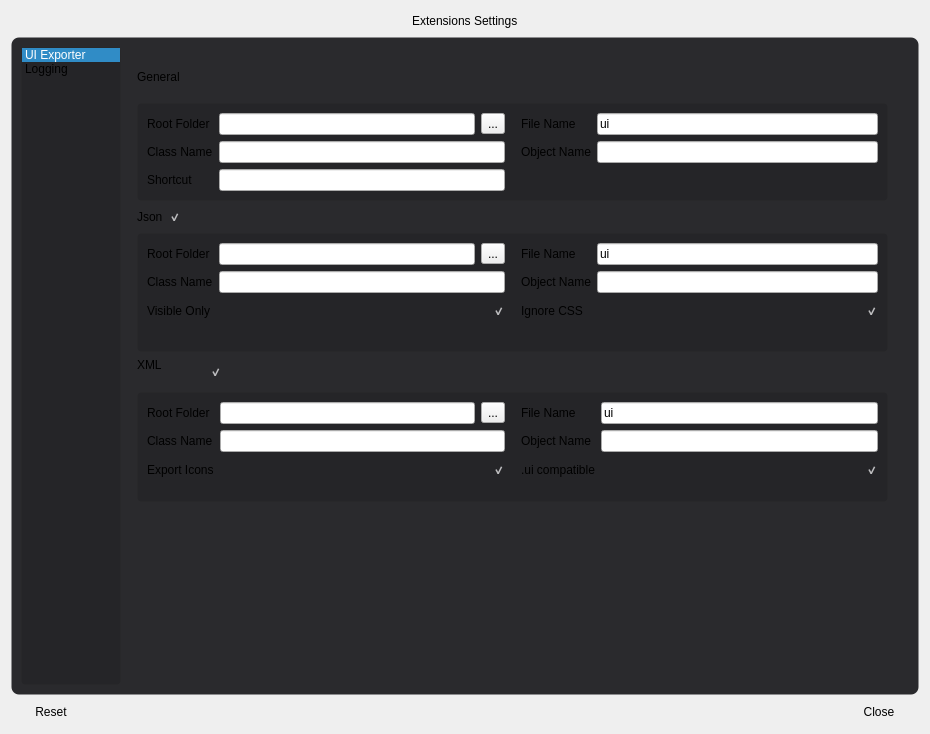
e-e-m-i-l-e-e/Chrysalis, file core/ui/ExtensionsSettings.ui: the form before one commit.
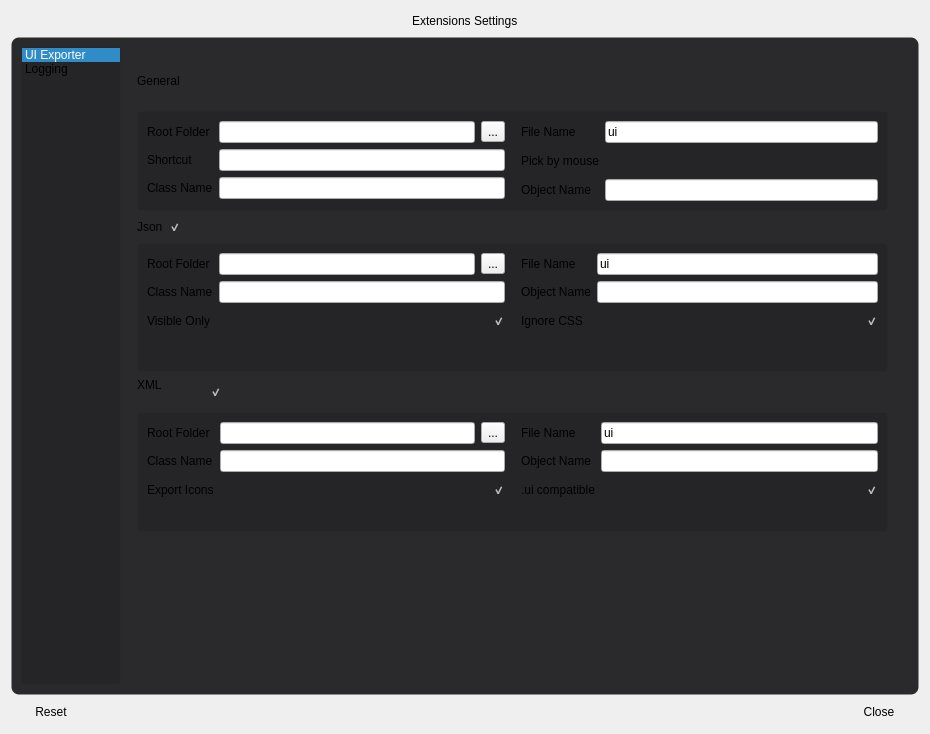
The form after the commit. Icons and pictures are not drawn. Custom widgets are drawn as their Qt base class.

Patch:
```diff
--- a/core/ui/ExtensionsSettings.ui
+++ b/core/ui/ExtensionsSettings.ui
@@ -196,7 +196,7 @@
               <x>10</x>
               <y>10</y>
               <width>751</width>
-              <height>445</height>
+              <height>475</height>
              </rect>
             </property>
             <layout class="QVBoxLayout" name="verticalLayout">
@@ -263,25 +263,25 @@
                       </item>
                      </layout>
                     </item>
-                    <item row="1" column="0">
-                     <widget class="QLabel" name="label_4">
-                      <property name="text">
-                       <string>Class Name</string>
-                      </property>
-                     </widget>
-                    </item>
                     <item row="1" column="1">
-                     <widget class="QLineEdit" name="generalClassName"/>
+                     <widget class="QLineEdit" name="shortcut"/>
                     </item>
-                    <item row="2" column="0">
+                    <item row="1" column="0">
                      <widget class="QLabel" name="label_22">
                       <property name="text">
                        <string>Shortcut</string>
                       </property>
                      </widget>
                     </item>
+                    <item row="2" column="0">
+                     <widget class="QLabel" name="label_4">
+                      <property name="text">
+                       <string>Class Name</string>
+                      </property>
+                     </widget>
+                    </item>
                     <item row="2" column="1">
-                     <widget class="QLineEdit" name="shortcut"/>
+                     <widget class="QLineEdit" name="generalClassName"/>
                     </item>
                    </layout>
                   </item>
@@ -317,16 +317,45 @@
                       </property>
                      </widget>
                     </item>
-                    <item row="1" column="0">
+                    <item row="2" column="0">
                      <widget class="QLabel" name="label_5">
                       <property name="text">
                        <string>Object Name</string>
                       </property>
                      </widget>
                     </item>
-                    <item row="1" column="1">
+                    <item row="2" column="1">
                      <widget class="QLineEdit" name="generalObjectName"/>
                     </item>
+                    <item row="1" column="0">
+                     <widget class="QLabel" name="label_23">
+                      <property name="text">
+                       <string>Pick by mouse</string>
+                      </property>
+                     </widget>
+                    </item>
+                    <item row="1" column="1">
+                     <widget class="QCheckBox" name="pickWidgetByMouse">
+                      <property name="minimumSize">
+                       <size>
+                        <width>24</width>
+                        <height>24</height>
+                       </size>
+                      </property>
+                      <property name="focusPolicy">
+                       <enum>Qt::ClickFocus</enum>
+                      </property>
+                      <property name="layoutDirection">
+                       <enum>Qt::RightToLeft</enum>
+                      </property>
+                      <property name="text">
+                       <string/>
+                      </property>
+                      <property name="checked">
+                       <bool>false</bool>
+                      </property>
+                     </widget>
+                    </item>
                    </layout>
                   </item>
                  </layout>
```
Left out of the diff: 168 changed lines with no effect on the pictures.
